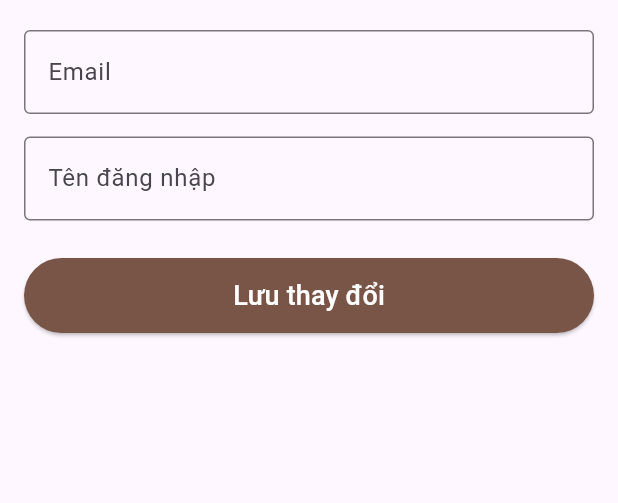
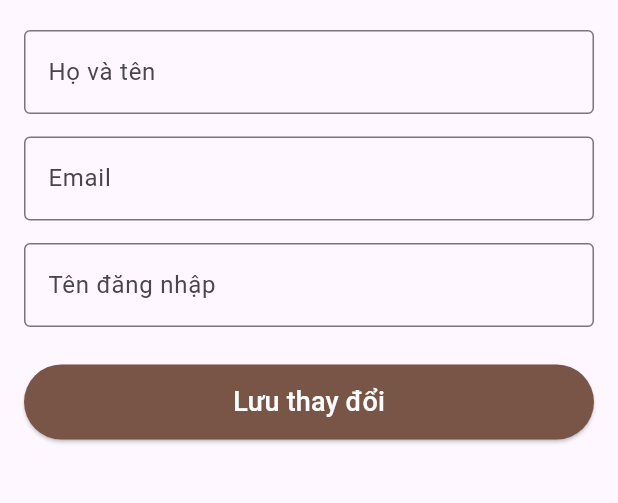
Before and after one commit to DanielLee1712/Coffee-App, a Flutter app: the HomeMain screen opened by its route, item 5 of the bottom bar chosen, after a tap on "Chỉnh sửa thông tin cá nhân", on a phone screen of 412 x 824 dp, the part 258-761 px from its top. Run offline on Flutter 3.47's test engine with Material 3 defaults, Android fonts, the phone set to English and light mode, and no system bars; our stand-ins replace flutter_slidable, sqflite, sqflite_common_ffi; accounts and stored records are empty.

Commit message:
new update

```diff
--- a/lib/app_router.dart
+++ b/lib/app_router.dart
@@ -1,5 +1,6 @@
 import 'package:first_ui/login/provider/login_provider.dart';
 import 'package:first_ui/personal/personal_screen/personal_screen.dart';
+import 'package:first_ui/personal/provider/personal_provider.dart';
 import 'package:flutter/material.dart';
 import 'package:provider/provider.dart';
 
@@ -22,6 +23,7 @@ class AppRouter {
         ChangeNotifierProvider(create: (_) => HomeMainProvider()),
         ChangeNotifierProvider(create: (_) => HomeConfigProvider()),
         ChangeNotifierProvider(create: (_) => LoginProvider()),
+        ChangeNotifierProvider(create: (_) => PersonalProvider()),
       ],
       child: MaterialApp(
         debugShowCheckedModeBanner: false,
--- a/lib/database/database_helper.dart
+++ b/lib/database/database_helper.dart
@@ -99,7 +99,7 @@ class DatabaseHelper {
   static Future<int> update(
       String table, Map<String, Object?> data, int id) async {
     final db = await DatabaseHelper.database();
-    return db.update(table, data, where: 'id = ?', whereArgs: [id]);
+    return db.update(table, data, where: 'usrId = ?', whereArgs: [id]);
   }
 
   static Future<List<Map<String, dynamic>>> queryWhere(
--- a/lib/home/home_screen_view/menu_screen.dart
+++ b/lib/home/home_screen_view/menu_screen.dart
@@ -2,7 +2,6 @@ import 'package:flutter/material.dart';
 import 'package:provider/provider.dart';
 import 'package:first_ui/cart/provider/cart_provider.dart';
 import 'package:first_ui/cart/models/cart_item.dart';
-import 'package:first_ui/home/home_screen_view/home_bottom_navigation_bar.dart';
 import 'package:first_ui/home/home_screen_view/product_detail_screen.dart';
 
 class MenuScreen extends StatelessWidget {
@@ -76,7 +75,6 @@ class MenuScreen extends StatelessWidget {
           ],
         ),
       ),
-      bottomNavigationBar: HomeBottomNavigationBar(),
     );
   }
 
--- a/lib/login/login_screen/login_screen_main.dart
+++ b/lib/login/login_screen/login_screen_main.dart
@@ -1,3 +1,4 @@
+import 'package:first_ui/home/provider/home_main_provider.dart';
 import 'package:first_ui/login/provider/login_provider.dart';
 import 'package:first_ui/login/login_screen_view/remember.dart';
 import 'package:first_ui/sign%20up/sign_up_screen/sign_up_screen.dart';
@@ -214,6 +215,9 @@ class _LoginMainState extends State<LoginMain> {
                                                       "Đăng nhập thành công!"),
                                                 ),
                                               );
+                                              context
+                                                  .read<HomeMainProvider>()
+                                                  .setSelectedBottomNavIndex(0);
                                               Navigator.pushReplacementNamed(
                                                   context, '/home');
                                             } else {
--- a/lib/personal/personal_screen/personal_screen.dart
+++ b/lib/personal/personal_screen/personal_screen.dart
@@ -1,8 +1,9 @@
+import 'package:first_ui/login/provider/login_provider.dart';
 import 'package:first_ui/personal/personal_screen_view.dart/edit_profile.dart'
     show EditProfileScreen;
 import 'package:flutter/material.dart';
-import 'package:first_ui/database/database_helper.dart';
-import 'package:first_ui/login/model/users.dart';
+import 'package:first_ui/personal/provider/personal_provider.dart';
+import 'package:provider/provider.dart';
 
 class PersonalScreen extends StatefulWidget {
   final String username;
@@ -14,21 +15,12 @@ class PersonalScreen extends StatefulWidget {
 }
 
 class _PersonalScreenState extends State<PersonalScreen> {
-  Users? _user;
-  bool _loading = true;
-
   @override
   void initState() {
     super.initState();
-    _loadUser();
-  }
-
-  Future<void> _loadUser() async {
-    final db = DatabaseHelper();
-    Users? usr = await db.getUserByUsername(widget.username);
-    setState(() {
-      _user = usr;
-      _loading = false;
+    Future.microtask(() {
+      Provider.of<PersonalProvider>(context, listen: false)
+          .loadUser(widget.username);
     });
   }
 
@@ -39,11 +31,17 @@ class _PersonalScreenState extends State<PersonalScreen> {
         title: const Text("Trang cá nhân"),
         backgroundColor: Colors.brown[400],
       ),
-      body: _loading
-          ? const Center(child: CircularProgressIndicator())
-          : _user == null
-              ? const Center(child: Text("Không tìm thấy thông tin người dùng"))
-              : SingleChildScrollView(
+      body: Consumer<PersonalProvider>(
+        builder: (context, provider, _) {
+          if (provider.loading) {
+            return const Center(child: CircularProgressIndicator());
+          }
+          if (provider.user == null) {
+            return const Center(
+                child: Text("Không tìm thấy thông tin người dùng"));
+          }
+          final user = provider.user!;
+          return SingleChildScrollView(
             child: Column(
               children: [
                 const SizedBox(height: 20),
@@ -55,9 +53,7 @@ class _PersonalScreenState extends State<PersonalScreen> {
                 ),
                 const SizedBox(height: 15),
                 Text(
-                        _user!.fullname.isNotEmpty
-                            ? _user!.fullname
-                            : _user!.usrName,
+                  user.fullname.isNotEmpty ? user.fullname : user.usrName,
                   style: const TextStyle(
                     fontSize: 22,
                     fontWeight: FontWeight.bold,
@@ -65,9 +61,7 @@ class _PersonalScreenState extends State<PersonalScreen> {
                 ),
                 const SizedBox(height: 8),
                 Text(
-                        _user!.email.isNotEmpty
-                            ? _user!.email
-                            : "Chưa có email",
+                  user.email.isNotEmpty ? user.email : "Chưa có email",
                   style: const TextStyle(
                     fontSize: 16,
                     color: Colors.grey,
@@ -104,11 +98,16 @@ class _PersonalScreenState extends State<PersonalScreen> {
                     style: TextStyle(color: Colors.red),
                   ),
                   onTap: () {
-                          Navigator.pushReplacementNamed(context, '/login');
+                    context.read<LoginProvider>().logout();
+
+                    Navigator.pushNamedAndRemoveUntil(
+                        context, '/login', (route) => false);
                   },
                 ),
               ],
             ),
+          );
+        },
       ),
     );
   }
--- a/lib/personal/personal_screen_view.dart/edit_profile.dart
+++ b/lib/personal/personal_screen_view.dart/edit_profile.dart
@@ -73,14 +73,14 @@ class _EditProfileScreenState extends State<EditProfileScreen> {
                     backgroundImage: AssetImage("assets/images/logo.png"),
                   ),
                   const SizedBox(height: 20),
-                  // TextField(
-                  //   controller: _fullnameController,
-                  //   decoration: const InputDecoration(
-                  //     labelText: "Họ và tên",
-                  //     border: OutlineInputBorder(),
-                  //   ),
-                  // ),
-                  // const SizedBox(height: 15),
+                  TextField(
+                    controller: _fullnameController,
+                    decoration: const InputDecoration(
+                      labelText: "Họ và tên",
+                      border: OutlineInputBorder(),
+                    ),
+                  ),
+                  const SizedBox(height: 15),
                   TextField(
                     controller: _emailController,
                     decoration: const InputDecoration(
```
Lines whose indentation alone changed are shown as unchanged.
